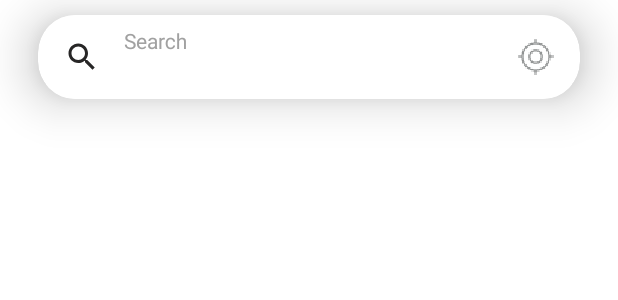
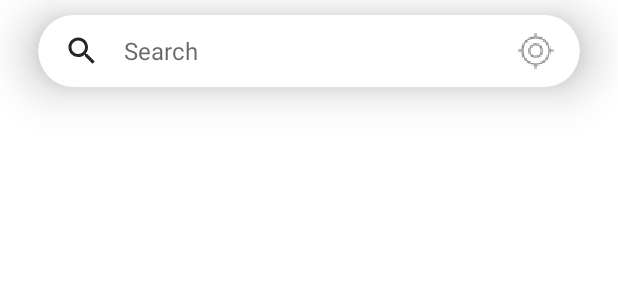
Before and after one commit to PierreBreny/Project_Vantal, an Android app: the layout fragment_home.xml on its own in the app's theme, with its tools: preview values and no code run, on a phone screen of 412 x 824 dp. Shown: the top 300 px of the screen. Run offline under Robolectric (Android 15) with nearby library versions, the phone set to English and light mode, and no system bars; network calls fail.

Commit message:
Search Feature implemented and works

```diff
--- a/app/src/main/java/be/bf/android/vantal/api/VanAPI.java
+++ b/app/src/main/java/be/bf/android/vantal/api/VanAPI.java
@@ -5,9 +5,10 @@ import java.util.List;
 import be.bf.android.vantal.api.dto.Van;
 import retrofit2.Call;
 import retrofit2.http.GET;
+import retrofit2.http.Query;
 
 public interface VanAPI {
 
     @GET("van")
-    Call<List<Van>> getVan();
+    Call<List<Van>> getVan(@Query("city") String city);
 }
--- a/app/src/main/res/layout/fragment_home.xml
+++ b/app/src/main/res/layout/fragment_home.xml
@@ -32,21 +32,22 @@
             app:boxStrokeWidthFocused="0dp"
             app:endIconCheckable="true"
             app:endIconDrawable="@drawable/ic_map"
+            app:hintEnabled="false"
             app:endIconMode="custom"
             app:endIconTint="#BF3F4343"
-            app:hintAnimationEnabled="true"
-            app:hintEnabled="true"
-            app:hintTextAppearance="@style/TextAppearance.AppCompat.Small"
             app:hintTextColor="#A1A1A1"
             app:startIconDrawable="@drawable/ic_baseline_search_24"
+            android:hint="@string/search"
             app:startIconTint="#272626">
 
-            <com.google.android.material.textfield.TextInputEditText
+            <AutoCompleteTextView
+                android:id="@+id/autoComplete"
+                android:hint="@string/search"
                 android:layout_width="match_parent"
                 android:layout_height="wrap_content"
-                android:hint="@string/search"
                 android:textCursorDrawable="@drawable/cursor"
-                android:textSize="16sp" />
+                android:textSize="16sp"
+                android:inputType="text"/>
         </com.google.android.material.textfield.TextInputLayout>
 
     </androidx.cardview.widget.CardView>
@@ -60,5 +61,4 @@
         app:layout_constraintStart_toStartOf="parent"
         app:layout_constraintTop_toBottomOf="@+id/search_cardview" />
 
-
 </androidx.constraintlayout.widget.ConstraintLayout>
```
Also changed, not shown: app/src/main/java/be/bf/android/vantal/fragments/Home/HomeFragment.java (+40 -6 lines).
